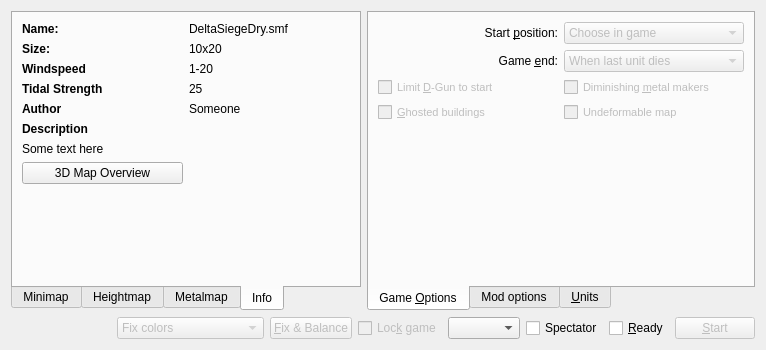
Above: ui/battleWidget.ui from tizbac/qtlobby before the change. Below: the same form after it.
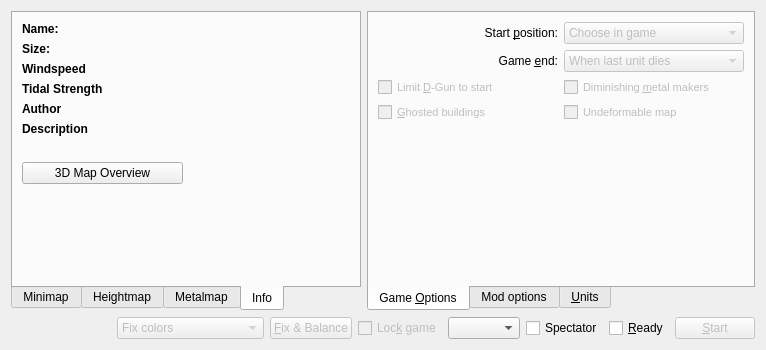
That is the form after the change. Icons and pictures are not drawn. Custom widgets are drawn as their Qt base class.

Patch:
```diff
--- a/ui/battleWidget.ui
+++ b/ui/battleWidget.ui
@@ -94,7 +94,7 @@
          <item row="0" column="1">
           <widget class="QLabel" name="nameLabel">
            <property name="text">
-            <string>DeltaSiegeDry.smf</string>
+            <string/>
            </property>
           </widget>
          </item>
@@ -112,7 +112,7 @@
          <item row="1" column="1">
           <widget class="QLabel" name="sizeLabel">
            <property name="text">
-            <string>10x20</string>
+            <string/>
            </property>
           </widget>
          </item>
@@ -130,7 +130,7 @@
          <item row="2" column="1">
           <widget class="QLabel" name="windspeedLabel">
            <property name="text">
-            <string>1-20</string>
+            <string/>
            </property>
           </widget>
          </item>
@@ -148,7 +148,7 @@
          <item row="3" column="1">
           <widget class="QLabel" name="tidalLabel">
            <property name="text">
-            <string>25</string>
+            <string/>
            </property>
           </widget>
          </item>
@@ -166,7 +166,7 @@
          <item row="4" column="1">
           <widget class="QLabel" name="authorLabel">
            <property name="text">
-            <string>Someone</string>
+            <string/>
            </property>
           </widget>
          </item>
@@ -184,7 +184,7 @@
          <item row="6" column="0" colspan="2">
           <widget class="QLabel" name="descriptionLabel">
            <property name="text">
-            <string>Some text here</string>
+            <string/>
            </property>
           </widget>
          </item>
```
Left out of the diff: 8 changed lines with no effect on the pictures.
